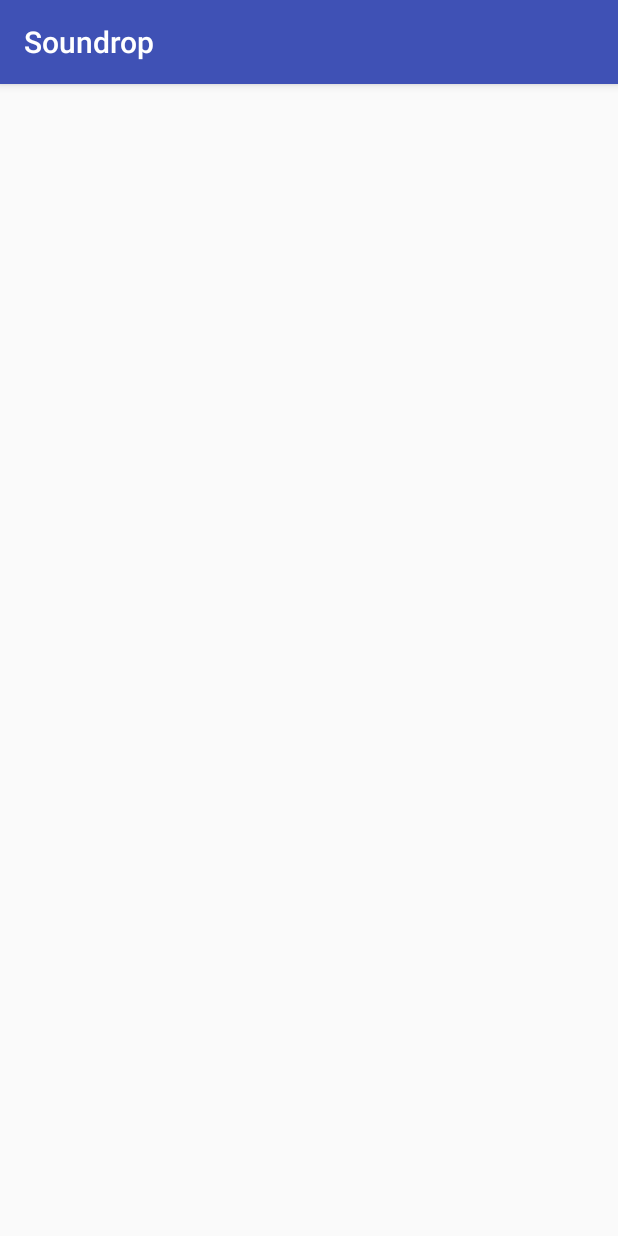
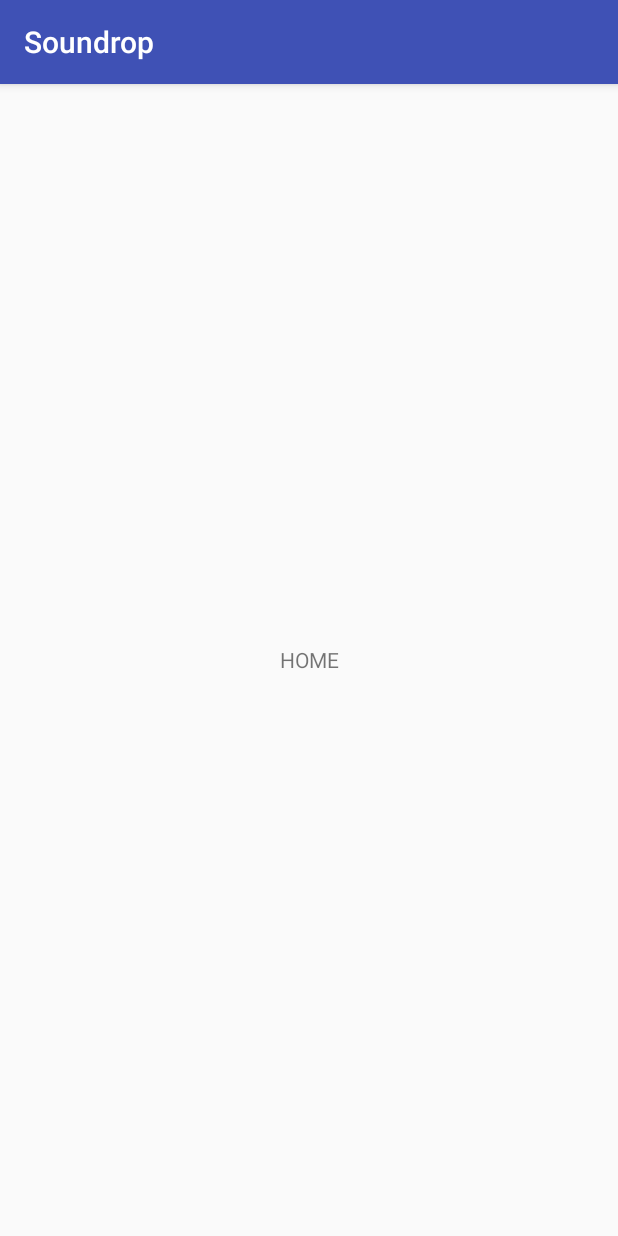
Before and after one commit to Kitenite/Soundrop, an Android app: the screen it shows after launch (MainActivity), on a phone screen of 412 x 824 dp. Run offline under Robolectric (Android 15) with nearby library versions, the phone set to English and light mode, and no system bars; our stand-ins replace ButterKnife, Timber; 1 statement that could not run was skipped.

Commit message:
Add Horizontal ViewPager

```diff
--- a/app/build.gradle
+++ b/app/build.gradle
@@ -28,6 +28,7 @@ dependencies {
     compile 'com.android.support.constraint:constraint-layout:1.0.2'
     compile 'com.jakewharton.timber:timber:4.5.1'
     compile 'com.jakewharton:butterknife:8.8.1'
+    compile 'com.android.support:support-v4:26.+'
+    testCompile 'junit:junit:4.12'
     annotationProcessor 'com.jakewharton:butterknife-compiler:8.8.1'
-    testCompile 'junit:junit:4.12'
 }
--- a/app/src/main/AndroidManifest.xml
+++ b/app/src/main/AndroidManifest.xml
@@ -9,7 +9,7 @@
         android:roundIcon="@mipmap/ic_launcher_round"
         android:supportsRtl="true"
         android:theme="@style/AppTheme">
-        <activity android:name=".MainActivity">
+        <activity android:name=".ui.MainActivity">
             <intent-filter>
                 <action android:name="android.intent.action.MAIN" />
 
--- /dev/null
+++ b/app/src/main/java/com/yehyunryu/android/soundrop/adapters/MainPagerAdapter.java
@@ -0,0 +1,37 @@
+package com.yehyunryu.android.soundrop.adapters;
+
+import android.support.v4.app.Fragment;
+import android.support.v4.app.FragmentManager;
+import android.support.v4.app.FragmentPagerAdapter;
+
+import com.yehyunryu.android.soundrop.ui.DiscoverFragment;
+import com.yehyunryu.android.soundrop.ui.HomeFragment;
+import com.yehyunryu.android.soundrop.ui.StoryFragment;
+
+/**
+ * Created by Yehyun Ryu on 10/7/2017.
+ */
+
+public class MainPagerAdapter extends FragmentPagerAdapter {
+    public MainPagerAdapter(FragmentManager fm) {
+        super(fm);
+    }
+
+    @Override
+    public Fragment getItem(int position) {
+        switch(position) {
+            case 0:
+                return new StoryFragment();
+            case 1:
+                return new HomeFragment();
+            case 2:
+                return new DiscoverFragment();
+        }
+        return null;
+    }
+
+    @Override
+    public int getCount() {
+        return 3;
+    }
+}
--- /dev/null
+++ b/app/src/main/java/com/yehyunryu/android/soundrop/ui/DiscoverFragment.java
@@ -0,0 +1,23 @@
+package com.yehyunryu.android.soundrop.ui;
+
+import android.os.Bundle;
+import android.support.v4.app.Fragment;
+import android.view.LayoutInflater;
+import android.view.View;
+import android.view.ViewGroup;
+
+import com.yehyunryu.android.soundrop.R;
+
+public class DiscoverFragment extends Fragment {
+
+    public DiscoverFragment() {
+        // Required empty public constructor
+    }
+
+    @Override
+    public View onCreateView(LayoutInflater inflater, ViewGroup container,
+                             Bundle savedInstanceState) {
+        // Inflate the layout for this fragment
+        return inflater.inflate(R.layout.fragment_discover, container, false);
+    }
+}
--- /dev/null
+++ b/app/src/main/java/com/yehyunryu/android/soundrop/ui/HomeFragment.java
@@ -0,0 +1,23 @@
+package com.yehyunryu.android.soundrop.ui;
+
+import android.os.Bundle;
+import android.support.v4.app.Fragment;
+import android.view.LayoutInflater;
+import android.view.View;
+import android.view.ViewGroup;
+
+import com.yehyunryu.android.soundrop.R;
+
+public class HomeFragment extends Fragment {
+
+    public HomeFragment() {
+        // Required empty public constructor
+    }
+
+    @Override
+    public View onCreateView(LayoutInflater inflater, ViewGroup container,
+                             Bundle savedInstanceState) {
+        // Inflate the layout for this fragment
+        return inflater.inflate(R.layout.fragment_home, container, false);
+    }
+}
--- /dev/null
+++ b/app/src/main/java/com/yehyunryu/android/soundrop/ui/MainActivity.java
@@ -0,0 +1,36 @@
+package com.yehyunryu.android.soundrop.ui;
+
+import android.os.Bundle;
+import android.support.v4.view.ViewPager;
+import android.support.v7.app.AppCompatActivity;
+
+import com.yehyunryu.android.soundrop.R;
+import com.yehyunryu.android.soundrop.adapters.MainPagerAdapter;
+
+import butterknife.BindView;
+import butterknife.ButterKnife;
+import timber.log.Timber;
+
+public class MainActivity extends AppCompatActivity {
+    @BindView(R.id.main_viewpager) ViewPager mViewPager;
+
+    private MainPagerAdapter mPagerAdapter;
+
+    @Override
+    protected void onCreate(Bundle savedInstanceState) {
+        super.onCreate(savedInstanceState);
+        setContentView(R.layout.activity_main);
+
+        //bind views using butterknife
+        ButterKnife.bind(this);
+
+        //plant Timber debug tree for logging
+        Timber.plant(new Timber.DebugTree());
+
+        //initialize pager adapter and set it to viewpager
+        mPagerAdapter = new MainPagerAdapter(getSupportFragmentManager());
+        mViewPager.setAdapter(mPagerAdapter);
+        //set current item at 1 so that it starts at home fragment
+        mViewPager.setCurrentItem(1);
+    }
+}
--- /dev/null
+++ b/app/src/main/java/com/yehyunryu/android/soundrop/ui/StoryFragment.java
@@ -0,0 +1,23 @@
+package com.yehyunryu.android.soundrop.ui;
+
+import android.os.Bundle;
+import android.support.v4.app.Fragment;
+import android.view.LayoutInflater;
+import android.view.View;
+import android.view.ViewGroup;
+
+import com.yehyunryu.android.soundrop.R;
+
+public class StoryFragment extends Fragment {
+
+    public StoryFragment() {
+        // Required empty public constructor
+    }
+
+    @Override
+    public View onCreateView(LayoutInflater inflater, ViewGroup container,
+                             Bundle savedInstanceState) {
+        // Inflate the layout for this fragment
+        return inflater.inflate(R.layout.fragment_story, container, false);
+    }
+}
--- a/app/src/main/res/layout/activity_main.xml
+++ b/app/src/main/res/layout/activity_main.xml
@@ -4,7 +4,7 @@
     xmlns:tools="http://schemas.android.com/tools"
     android:layout_width="match_parent"
     android:layout_height="match_parent"
-    tools:context="com.yehyunryu.android.soundrop.MainActivity">
+    tools:context="com.yehyunryu.android.soundrop.ui.MainActivity">
 
     <android.support.v4.view.ViewPager
         android:id="@+id/main_viewpager"
--- /dev/null
+++ b/app/src/main/res/layout/fragment_home.xml
@@ -0,0 +1,18 @@
+<android.support.constraint.ConstraintLayout xmlns:android="http://schemas.android.com/apk/res/android"
+    xmlns:tools="http://schemas.android.com/tools"
+    xmlns:app="http://schemas.android.com/apk/res-auto"
+    android:layout_width="match_parent"
+    android:layout_height="match_parent"
+    tools:context="com.yehyunryu.android.soundrop.ui.HomeFragment">
+
+    <TextView
+        android:layout_width="0dp"
+        android:layout_height="0dp"
+        android:text="HOME"
+        android:gravity="center"
+        app:layout_constraintTop_toTopOf="parent"
+        app:layout_constraintBottom_toBottomOf="parent"
+        app:layout_constraintLeft_toLeftOf="parent"
+        app:layout_constraintRight_toRightOf="parent" />
+
+</android.support.constraint.ConstraintLayout>
--- a/app/src/main/res/values/strings.xml
+++ b/app/src/main/res/values/strings.xml
@@ -1,3 +1,6 @@
 <resources>
     <string name="app_name">Soundrop</string>
+
+    <!-- TODO: Remove or change this placeholder text -->
+    <string name="hello_blank_fragment">Hello blank fragment</string>
 </resources>
```
Also changed, not shown: app/src/main/java/com/yehyunryu/android/soundrop/MainActivity.java (deleted, +0 -13 lines), app/src/main/res/layout/fragment_discover.xml (added, +18 -0 lines), app/src/main/res/layout/fragment_story.xml (added, +18 -0 lines).
